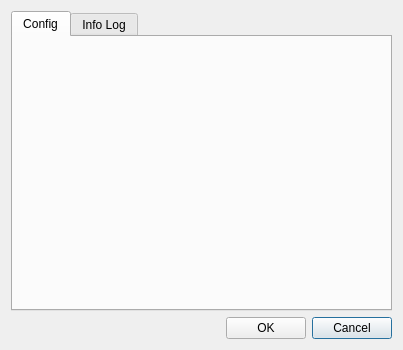
Old version of the form core/ui/toolbars/utilities/create_mesh.ui in the repository ibergis/ibergis_qgis_plugin.
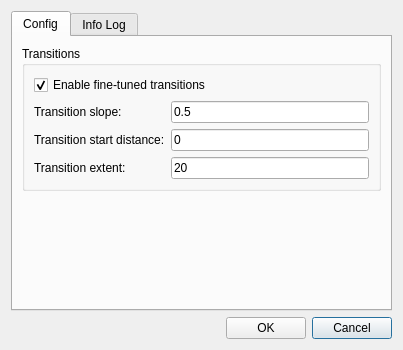
New version of the form.

Commit message: Add controls for fine-tuned transitions

What changed in the file:
```diff
--- a/core/ui/toolbars/utilities/create_mesh.ui
+++ b/core/ui/toolbars/utilities/create_mesh.ui
@@ -78,6 +78,67 @@
          </property>
         </spacer>
        </item>
+       <item row="0" column="0">
+        <widget class="QGroupBox" name="groupBox">
+         <property name="title">
+          <string>Transitions</string>
+         </property>
+         <layout class="QGridLayout" name="gridLayout">
+          <item row="1" column="0">
+           <widget class="QLabel" name="lbl_slope">
+            <property name="text">
+             <string>Transition slope:</string>
+            </property>
+           </widget>
+          </item>
+          <item row="1" column="1">
+           <widget class="QLineEdit" name="txt_slope">
+            <property name="text">
+             <string>0.5</string>
+            </property>
+           </widget>
+          </item>
+          <item row="2" column="0">
+           <widget class="QLabel" name="lbl_start">
+            <property name="text">
+             <string>Transition start distance:</string>
+            </property>
+           </widget>
+          </item>
+          <item row="2" column="1">
+           <widget class="QLineEdit" name="txt_start">
+            <property name="text">
+             <string>0</string>
+            </property>
+           </widget>
+          </item>
+          <item row="0" column="0" colspan="2">
+           <widget class="QCheckBox" name="chk_transition">
+            <property name="text">
+             <string>Enable fine-tuned transitions</string>
+            </property>
+            <property name="checked">
+             <bool>true</bool>
+            </property>
+           </widget>
+          </item>
+          <item row="3" column="0">
+           <widget class="QLabel" name="lbl_extent">
+            <property name="text">
+             <string>Transition extent:</string>
+            </property>
+           </widget>
+          </item>
+          <item row="3" column="1">
+           <widget class="QLineEdit" name="txt_extent">
+            <property name="text">
+             <string>20</string>
+            </property>
+           </widget>
+          </item>
+         </layout>
+        </widget>
+       </item>
       </layout>
      </widget>
      <widget class="QWidget" name="tab_infolog">
```
The commit also changes 2 other files.
